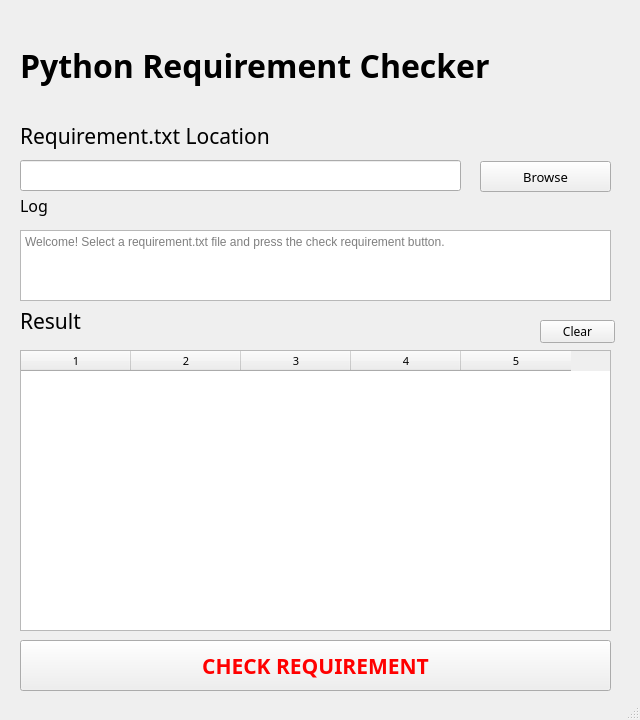
This is requirement-checker.ui in silver-xuu/Python-Requirement-Checker-GUI as Qt 5 draws it before an edit. The edited form follows.
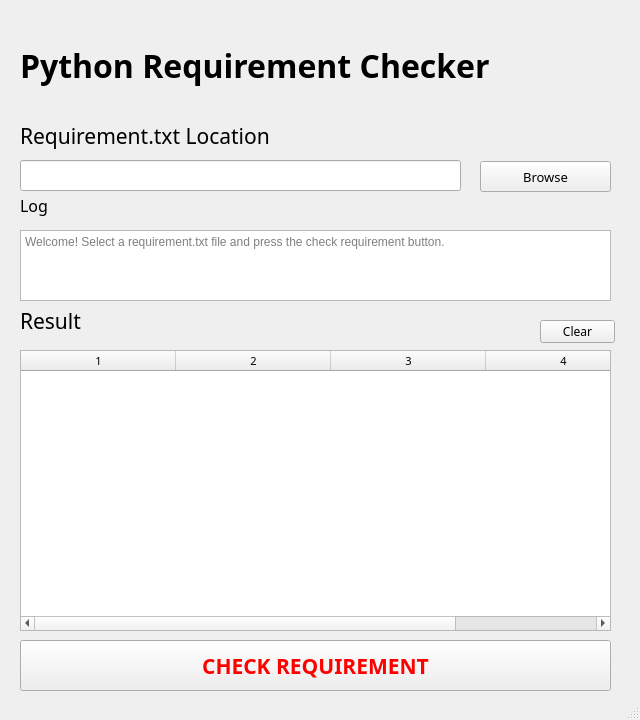
This is the edited form.

Patch:
```diff
--- a/requirement-checker.ui
+++ b/requirement-checker.ui
@@ -63,7 +63,7 @@
      <number>0</number>
     </property>
     <property name="columnCount">
-     <number>5</number>
+     <number>4</number>
     </property>
     <attribute name="horizontalHeaderVisible">
      <bool>true</bool>
@@ -72,7 +72,7 @@
      <number>30</number>
     </attribute>
     <attribute name="horizontalHeaderDefaultSectionSize">
-     <number>110</number>
+     <number>155</number>
     </attribute>
     <attribute name="horizontalHeaderHighlightSections">
      <bool>false</bool>
```
